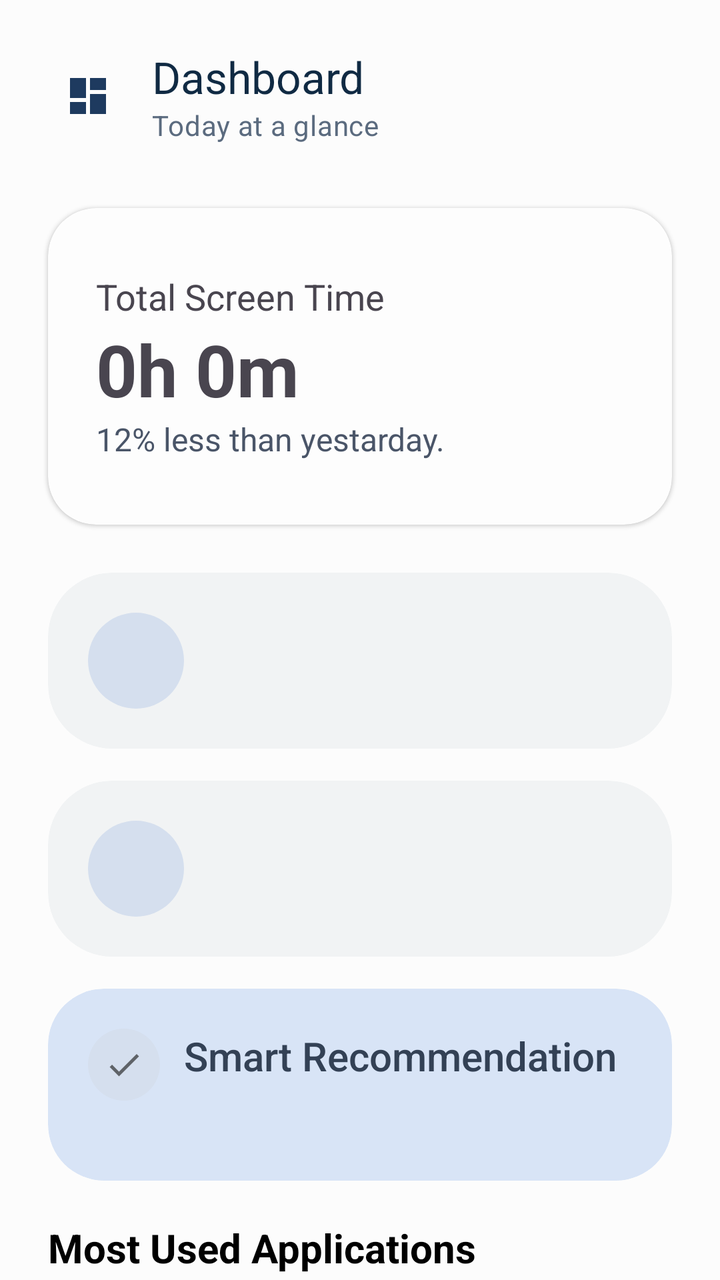
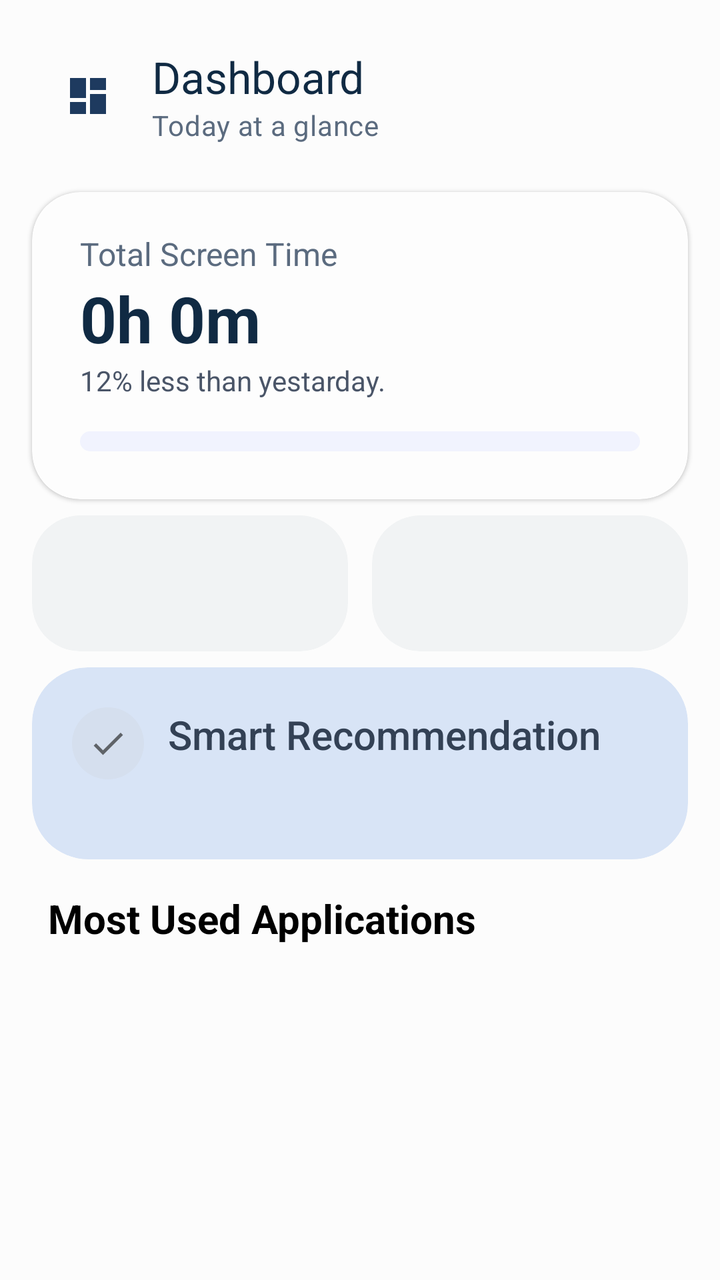

Screens rendered from an Android XML layout before and after an edit, with the pre-edit source and the edit as a unified diff.
<!-- AndroidManifest.xml: application theme Theme.MyScreenTime -->
<!-- res/layout/fragment_dashboard.xml -->
<?xml version="1.0" encoding="utf-8"?>
<androidx.coordinatorlayout.widget.CoordinatorLayout
    xmlns:android="http://schemas.android.com/apk/res/android"
    xmlns:app="http://schemas.android.com/apk/res-auto"
    xmlns:tools="http://schemas.android.com/tools"
    android:layout_width="match_parent"
    android:layout_height="match_parent"
    android:background="@color/new_white"
    tools:context=".fragments.dashboardscreen.DashboardFragment">

    <com.google.android.material.appbar.AppBarLayout
        android:layout_width="match_parent"
        android:layout_height="wrap_content"
        android:background="@android:color/transparent"
        app:elevation="0dp">

        <com.google.android.material.appbar.MaterialToolbar
            android:id="@+id/dashboard_top_app_bar"
            android:layout_width="match_parent"
            android:layout_height="wrap_content"
            android:layout_marginStart="16dp"
            android:layout_marginTop="16dp"
            android:layout_marginEnd="16dp"
            android:backgroundTint="#EEF4FF"
            app:navigationIcon="@drawable/baseline_dashboard_24"
            app:navigationIconTint="#1E3A5F"
            app:title="Dashboard"
            app:subtitle="Today at a glance"
            app:titleCentered="false"
            app:contentInsetStartWithNavigation="24dp"
            app:titleTextAppearance="@style/TextAppearance.Material3.TitleLarge"
            app:titleTextColor="#102A43"
            app:subtitleTextAppearance="@style/TextAppearance.Material3.BodyMedium"
            app:subtitleTextColor="#5B6B7F" />

    </com.google.android.material.appbar.AppBarLayout>

    <androidx.core.widget.NestedScrollView
        android:layout_width="match_parent"
        android:layout_height="match_parent"
        android:fillViewport="true"
        android:overScrollMode="never"
        app:layout_behavior="@string/appbar_scrolling_view_behavior">

        <androidx.constraintlayout.widget.ConstraintLayout
            android:layout_width="match_parent"
            android:layout_height="wrap_content">

            <include
                android:id="@+id/total_time_card"
                layout="@layout/dashboard_total_card"
                android:layout_width="match_parent"
                android:layout_height="wrap_content"
                android:layout_marginStart="24dp"
                android:layout_marginTop="24dp"
                android:layout_marginEnd="24dp"
                app:layout_constraintTop_toTopOf="parent"
                app:layout_constraintStart_toStartOf="parent"
                app:layout_constraintEnd_toEndOf="parent" />

            <include
                android:id="@+id/most_used_app_card"
                layout="@layout/dashboard_card_highlight"
                android:layout_width="match_parent"
                android:layout_height="wrap_content"
                android:layout_marginStart="24dp"
                android:layout_marginTop="24dp"
                android:layout_marginEnd="24dp"
                app:layout_constraintTop_toBottomOf="@id/total_time_card"
                app:layout_constraintStart_toStartOf="parent"
                app:layout_constraintEnd_toEndOf="parent" />

            <include
                android:id="@+id/last_used_app_card"
                layout="@layout/dashboard_card_highlight"
                android:layout_width="match_parent"
                android:layout_height="wrap_content"
                android:layout_marginStart="24dp"
                android:layout_marginTop="16dp"
                android:layout_marginEnd="24dp"
                app:layout_constraintTop_toBottomOf="@id/most_used_app_card"
                app:layout_constraintStart_toStartOf="parent"
                app:layout_constraintEnd_toEndOf="parent" />

            <include
                android:id="@+id/insight_card"
                layout="@layout/dashboard_insight_card"
                android:layout_width="match_parent"
                android:layout_height="wrap_content"
                android:layout_marginStart="24dp"
                android:layout_marginTop="16dp"
                android:layout_marginEnd="24dp"
                app:layout_constraintTop_toBottomOf="@id/last_used_app_card"
                app:layout_constraintStart_toStartOf="parent"
                app:layout_constraintEnd_toEndOf="parent" />

            <TextView
                android:id="@+id/title_text"
                android:layout_width="wrap_content"
                android:layout_height="wrap_content"
                android:layout_marginStart="24dp"
                android:layout_marginTop="20dp"
                android:layout_marginEnd="24dp"
                android:text="Most Used Applications"
                android:textColor="@android:color/black"
                android:textSize="20sp"
                android:textStyle="bold"
                app:layout_constraintTop_toBottomOf="@id/insight_card"
                app:layout_constraintStart_toStartOf="parent" />

            <androidx.recyclerview.widget.RecyclerView
                android:id="@+id/app_list"
                android:layout_width="0dp"
                android:layout_height="wrap_content"
                android:clipToPadding="false"
                android:nestedScrollingEnabled="false"
                android:paddingStart="8dp"
                android:paddingTop="4dp"
                android:paddingEnd="8dp"
                android:paddingBottom="16dp"
                app:layout_constraintTop_toBottomOf="@id/title_text"
                app:layout_constraintBottom_toBottomOf="parent"
                app:layout_constraintStart_toStartOf="parent"
                app:layout_constraintEnd_toEndOf="parent" />

        </androidx.constraintlayout.widget.ConstraintLayout>

    </androidx.core.widget.NestedScrollView>

</androidx.coordinatorlayout.widget.CoordinatorLayout>
<!-- res/layout/dashboard_total_card.xml (included above) -->
<?xml version="1.0" encoding="utf-8"?>
<com.google.android.material.card.MaterialCardView xmlns:android="http://schemas.android.com/apk/res/android"
    xmlns:app="http://schemas.android.com/apk/res-auto"
    android:layout_width="match_parent"
    android:layout_height="wrap_content"
    android:layout_margin="16dp"
    app:cardBackgroundColor="@color/bright_white"
    app:cardCornerRadius="24dp"
    app:cardElevation="1dp"
    app:strokeWidth="0dp"
    app:cardUseCompatPadding="@android:bool/config_enableMaterialDesignInPackageInstaller">

    <LinearLayout
        android:id="@+id/total_screen_card"
        android:layout_width="match_parent"
        android:layout_height="wrap_content"
        android:orientation="vertical"
        android:paddingLeft="24dp"
        android:paddingTop="32dp"
        android:paddingRight="24dp"
        android:paddingBottom="32dp">

        <TextView
            android:layout_width="wrap_content"
            android:layout_height="wrap_content"
            android:text="Total Screen Time"
            android:textSize="18dp"
            />

        <TextView
            android:id="@+id/total_screen_textview"
            android:layout_width="wrap_content"
            android:layout_height="wrap_content"
            android:text="0h 0m"
            android:textSize="36dp"
            android:textStyle="bold"/>

        
        <TextView
            android:id="@+id/percent_comp_textview"
            android:layout_width="wrap_content"
            android:layout_height="wrap_content"
            android:lineSpacingMultiplier="1.2"
            android:text="12% less than yestarday."
            android:textColor="#4A5568"
            android:textSize="16sp" />

    </LinearLayout>


</com.google.android.material.card.MaterialCardView>
<!-- res/layout/dashboard_card_highlight.xml (included above) -->
<?xml version="1.0" encoding="utf-8"?>
<com.google.android.material.card.MaterialCardView
    xmlns:android="http://schemas.android.com/apk/res/android"
    xmlns:app="http://schemas.android.com/apk/res-auto"
    android:id="@+id/app_card"
    android:layout_width="match_parent"
    android:layout_height="wrap_content"
    android:layout_margin="16dp"
    app:cardBackgroundColor="#F1F3F4"
    app:cardCornerRadius="32dp"
    app:strokeWidth="0dp">

    
    <LinearLayout
        android:layout_width="match_parent"
        android:layout_height="wrap_content"
        android:orientation="horizontal"
        android:gravity="center_vertical"
        android:padding="20dp">

        
        <ImageView
            android:id="@+id/iv_app_icon"
            android:layout_width="48dp"
            android:layout_height="48dp"
            android:layout_marginEnd="16dp"
            android:background="@drawable/circle_background"
            android:padding="12dp"
            app:tint="#5F6368" />

        
        <LinearLayout
            android:layout_width="0dp"
            android:layout_height="wrap_content"
            android:layout_weight="1"
            android:orientation="vertical">

            <TextView
                android:id="@+id/text_above_app_name"
                android:layout_width="wrap_content"
                android:layout_height="wrap_content"
                android:textColor="#5F6368"
                android:textSize="12sp"
                android:fontFamily="sans-serif-medium" />

            <TextView
                android:id="@+id/tv_app_name"
                android:layout_width="wrap_content"
                android:layout_height="wrap_content"
                android:textColor="#000000"
                android:textSize="22sp"
                android:fontFamily="sans-serif"
                android:layout_marginTop="2dp" />

        </LinearLayout>

    </LinearLayout>

</com.google.android.material.card.MaterialCardView>
<!-- res/layout/dashboard_insight_card.xml (included above) -->
<?xml version="1.0" encoding="utf-8"?>
<com.google.android.material.card.MaterialCardView xmlns:android="http://schemas.android.com/apk/res/android"
    xmlns:app="http://schemas.android.com/apk/res-auto"
    android:layout_width="match_parent"
    android:layout_height="wrap_content"
    app:cardBackgroundColor="#D8E4F6"
    app:cardCornerRadius="28dp"
    app:strokeWidth="0dp">

    <LinearLayout
        android:layout_width="match_parent"
        android:layout_height="wrap_content"
        android:gravity="top"
        android:orientation="horizontal"
        android:padding="20dp">

        <ImageView
            android:id="@+id/insight_icon"
            android:layout_width="36dp"
            android:layout_height="36dp"
            android:layout_marginEnd="12dp"
            android:background="@drawable/circle_background"
            android:padding="8dp"
            android:src="@drawable/baseline_check_24"
            app:tint="#5F6368" />

        <LinearLayout
            android:layout_width="0dp"
            android:layout_height="wrap_content"
            android:layout_weight="1"
            android:orientation="vertical">

            <TextView
                android:id="@+id/insight_title"
                android:layout_width="wrap_content"
                android:layout_height="wrap_content"
                android:text="Smart Recommendation"
                android:textColor="#334155"
                android:textSize="20sp"
                android:fontFamily="sans-serif-medium" />

            <TextView
                android:id="@+id/insight_body"
                android:layout_width="match_parent"
                android:layout_height="wrap_content"
                android:layout_marginTop="10dp"
                android:lineSpacingExtra="2dp"
                android:textColor="#475569"
                android:textSize="14sp"
                android:fontFamily="sans-serif" />

        </LinearLayout>

    </LinearLayout>

</com.google.android.material.card.MaterialCardView>
<!-- resources referenced by this layout -->
<resources>
  <color name="bright_white">#FDFDFD</color>
  <color name="new_white">#FCFCFC</color>
  <!-- drawable baseline_check_24 (drawable) -->
  <vector xmlns:android="http://schemas.android.com/apk/res/android" android:height="24dp" android:tint="#000000" android:viewportHeight="24" android:viewportWidth="24" android:width="24dp">
        
      <path android:fillColor="@android:color/white" android:pathData="M9,16.17L4.83,12l-1.42,1.41L9,19 21,7l-1.41,-1.41z"/>
      
  </vector>
  <!-- drawable baseline_dashboard_24 (drawable) -->
  <vector xmlns:android="http://schemas.android.com/apk/res/android" android:height="24dp" android:tint="#000000" android:viewportHeight="24" android:viewportWidth="24" android:width="24dp">
        
      <path android:fillColor="@android:color/white" android:pathData="M3,13h8L11,3L3,3v10zM3,21h8v-6L3,15v6zM13,21h8L21,11h-8v10zM13,3v6h8L21,3h-8z"/>
      
  </vector>
  <!-- drawable circle_background (drawable) -->
  <?xml version="1.0" encoding="utf-8"?>
  <shape xmlns:android="http://schemas.android.com/apk/res/android"
      android:shape="oval">
      <solid android:color="@color/blue_grey" />
  </shape>
  <style name="Theme.MyScreenTime" parent="Base.Theme.MyScreenTime" />
  <color name="blue_grey">#D5DFEE</color>
  <style name="Base.Theme.MyScreenTime" parent="Theme.Material3.Light.NoActionBar">
          
          
      </style>
</resources>

<!-- the commit's change to res/layout/fragment_dashboard.xml (unified diff, before → after) -->
@@ -51,55 +51,60 @@
                 layout="@layout/dashboard_total_card"
                 android:layout_width="match_parent"
                 android:layout_height="wrap_content"
-                android:layout_marginStart="24dp"
-                android:layout_marginTop="24dp"
-                android:layout_marginEnd="24dp"
+                android:layout_marginStart="16dp"
+                android:layout_marginTop="16dp"
+                android:layout_marginEnd="16dp"
                 app:layout_constraintTop_toTopOf="parent"
                 app:layout_constraintStart_toStartOf="parent"
                 app:layout_constraintEnd_toEndOf="parent" />
 
-            <include
-                android:id="@+id/most_used_app_card"
-                layout="@layout/dashboard_card_highlight"
+            <LinearLayout
+                android:id="@+id/highlights_row"
                 android:layout_width="match_parent"
                 android:layout_height="wrap_content"
-                android:layout_marginStart="24dp"
-                android:layout_marginTop="24dp"
-                android:layout_marginEnd="24dp"
-                app:layout_constraintTop_toBottomOf="@id/total_time_card"
-                app:layout_constraintStart_toStartOf="parent"
-                app:layout_constraintEnd_toEndOf="parent" />
-
-            <include
-                android:id="@+id/last_used_app_card"
-                layout="@layout/dashboard_card_highlight"
-                android:layout_width="match_parent"
-                android:layout_height="wrap_content"
-                android:layout_marginStart="24dp"
-                android:layout_marginTop="16dp"
-                android:layout_marginEnd="24dp"
-                app:layout_constraintTop_toBottomOf="@id/most_used_app_card"
-                app:layout_constraintStart_toStartOf="parent"
-                app:layout_constraintEnd_toEndOf="parent" />
+                android:orientation="horizontal"
+                android:baselineAligned="false"
+                android:layout_marginStart="16dp"
+                android:layout_marginTop="8dp"
+                android:layout_marginEnd="16dp"
+                app:layout_constraintTop_toBottomOf="@id/total_time_card">
+
+                <include
+                    android:id="@+id/most_used_app_card"
+                    layout="@layout/dashboard_card_highlight"
+                    android:layout_width="0dp"
+                    android:layout_height="wrap_content"
+                    android:layout_weight="1"
+                    android:layout_marginEnd="6dp" />
+
+                <include
+                    android:id="@+id/last_used_app_card"
+                    layout="@layout/dashboard_card_highlight"
+                    android:layout_width="0dp"
+                    android:layout_height="wrap_content"
+                    android:layout_weight="1"
+                    android:layout_marginStart="6dp" />
+
+            </LinearLayout>
 
             <include
                 android:id="@+id/insight_card"
                 layout="@layout/dashboard_insight_card"
                 android:layout_width="match_parent"
                 android:layout_height="wrap_content"
+                android:layout_marginStart="16dp"
+                android:layout_marginTop="8dp"
+                android:layout_marginEnd="16dp"
+                app:layout_constraintTop_toBottomOf="@id/highlights_row"
+                app:layout_constraintStart_toStartOf="parent"
+                app:layout_constraintEnd_toEndOf="parent" />
+
+            <TextView
+                android:id="@+id/title_text"
+                android:layout_width="wrap_content"
+                android:layout_height="wrap_content"
                 android:layout_marginStart="24dp"
                 android:layout_marginTop="16dp"
-                android:layout_marginEnd="24dp"
-                app:layout_constraintTop_toBottomOf="@id/last_used_app_card"
-                app:layout_constraintStart_toStartOf="parent"
-                app:layout_constraintEnd_toEndOf="parent" />
-
-            <TextView
-                android:id="@+id/title_text"
-                android:layout_width="wrap_content"
-                android:layout_height="wrap_content"
-                android:layout_marginStart="24dp"
-                android:layout_marginTop="20dp"
                 android:layout_marginEnd="24dp"
                 android:text="Most Used Applications"
                 android:textColor="@android:color/black"
@@ -134,7 +139,6 @@
     xmlns:app="http://schemas.android.com/apk/res-auto"
     android:layout_width="match_parent"
     android:layout_height="wrap_content"
-    android:layout_margin="16dp"
     app:cardBackgroundColor="@color/bright_white"
     app:cardCornerRadius="24dp"
     app:cardElevation="1dp"
@@ -147,15 +151,16 @@
         android:layout_height="wrap_content"
         android:orientation="vertical"
         android:paddingLeft="24dp"
-        android:paddingTop="32dp"
+        android:paddingTop="20dp"
         android:paddingRight="24dp"
-        android:paddingBottom="32dp">
+        android:paddingBottom="12dp">
 
         <TextView
             android:layout_width="wrap_content"
             android:layout_height="wrap_content"
             android:text="Total Screen Time"
-            android:textSize="18dp"
+            android:textSize="16dp"
+            android:textColor="#5B6B7F"
             />
 
         <TextView
@@ -163,18 +168,39 @@
             android:layout_width="wrap_content"
             android:layout_height="wrap_content"
             android:text="0h 0m"
-            android:textSize="36dp"
-            android:textStyle="bold"/>
+            android:textSize="32dp"
+            android:textStyle="bold"
+            android:textColor="#102A43"/>
 
         
         <TextView
             android:id="@+id/percent_comp_textview"
             android:layout_width="wrap_content"
             android:layout_height="wrap_content"
-            android:lineSpacingMultiplier="1.2"
             android:text="12% less than yestarday."
             android:textColor="#4A5568"
-            android:textSize="16sp" />
+            android:textSize="14sp" />
+
+        <LinearLayout
+            android:id="@+id/total_screen_breakdown_container"
+            android:layout_width="match_parent"
+            android:layout_height="10dp"
+            android:layout_marginTop="16dp"
+            android:orientation="horizontal"
+            android:weightSum="1"
+            android:background="@drawable/breakdown_bar_background">
+            
+        </LinearLayout>
+
+        <com.google.android.material.chip.ChipGroup
+            android:id="@+id/breakdown_legend_container"
+            android:layout_width="match_parent"
+            android:layout_height="wrap_content"
+            android:layout_marginTop="12dp"
+            app:chipSpacingVertical="4dp"
+            app:chipSpacingHorizontal="8dp">
+            
+        </com.google.android.material.chip.ChipGroup>
 
     </LinearLayout>
 
@@ -188,9 +214,8 @@
     android:id="@+id/app_card"
     android:layout_width="match_parent"
     android:layout_height="wrap_content"
-    android:layout_margin="16dp"
     app:cardBackgroundColor="#F1F3F4"
-    app:cardCornerRadius="32dp"
+    app:cardCornerRadius="24dp"
     app:strokeWidth="0dp">
 
     
@@ -199,16 +224,15 @@
         android:layout_height="wrap_content"
         android:orientation="horizontal"
         android:gravity="center_vertical"
-        android:padding="20dp">
+        android:padding="16dp">
 
         
         <ImageView
             android:id="@+id/iv_app_icon"
-            android:layout_width="48dp"
-            android:layout_height="48dp"
+            android:layout_width="36dp"
+            android:layout_height="36dp"
             android:layout_marginEnd="16dp"
-            android:background="@drawable/circle_background"
-            android:padding="12dp"
+            android:padding="2dp"
             app:tint="#5F6368" />
 
         
@@ -223,7 +247,9 @@
                 android:layout_width="wrap_content"
                 android:layout_height="wrap_content"
                 android:textColor="#5F6368"
-                android:textSize="12sp"
+                android:textSize="10sp"
+                android:maxLines="1"
+                android:ellipsize="end"
                 android:fontFamily="sans-serif-medium" />
 
             <TextView
@@ -231,9 +257,11 @@
                 android:layout_width="wrap_content"
                 android:layout_height="wrap_content"
                 android:textColor="#000000"
-                android:textSize="22sp"
-                android:fontFamily="sans-serif"
-                android:layout_marginTop="2dp" />
+                android:textSize="15sp"
+                android:maxLines="1"
+                android:ellipsize="end"
+                android:fontFamily="sans-serif-bold"
+                android:layout_marginTop="1dp" />
 
         </LinearLayout>
 
<!-- resource entries referenced after the edit -->
@@ -14,6 +14,13 @@
       <path android:fillColor="@android:color/white" android:pathData="M3,13h8L11,3L3,3v10zM3,21h8v-6L3,15v6zM13,21h8L21,11h-8v10zM13,3v6h8L21,3h-8z"/>
       
   </vector>
+  <!-- drawable breakdown_bar_background (drawable) -->
+  <?xml version="1.0" encoding="utf-8"?>
+  <shape xmlns:android="http://schemas.android.com/apk/res/android"
+      android:shape="rectangle">
+      <solid android:color="#F1F3FE" />
+      <corners android:radius="6dp" />
+  </shape>
   <!-- drawable circle_background (drawable) -->
   <?xml version="1.0" encoding="utf-8"?>
   <shape xmlns:android="http://schemas.android.com/apk/res/android"
